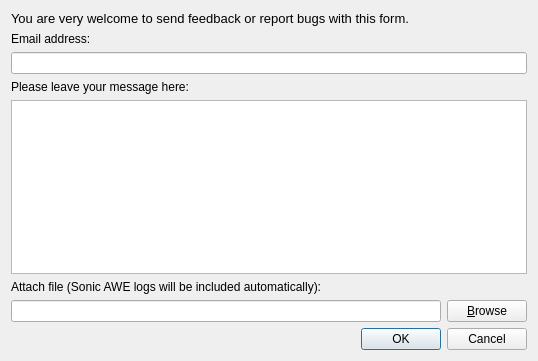
The window that src/tools/sendfeedback.ui (gustafsson/freq) describes before a commit, drawn with Qt 5.
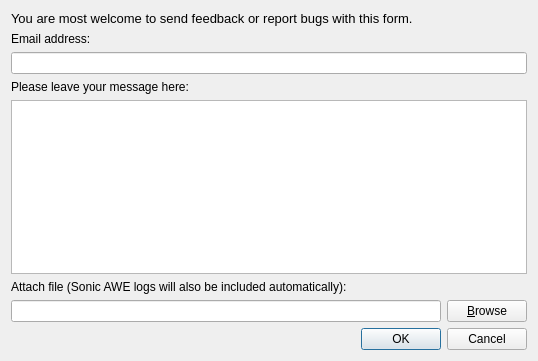
The same window after the commit.

Commit message: The ApplicationErrorLogController class should collect information about crashes to send anonymous feedback.

```diff
--- a/src/tools/sendfeedback.ui
+++ b/src/tools/sendfeedback.ui
@@ -57,7 +57,7 @@
 &lt;table border=&quot;0&quot; style=&quot;-qt-table-type: root; margin-top:4px; margin-bottom:4px; margin-left:4px; margin-right:4px;&quot;&gt;
 &lt;tr&gt;
 &lt;td style=&quot;border: none;&quot;&gt;
-&lt;p style=&quot; margin-top:0px; margin-bottom:0px; margin-left:0px; margin-right:0px; -qt-block-indent:0; text-indent:0px;&quot;&gt;&lt;span style=&quot; font-family:'Sans'; font-size:10pt;&quot;&gt;You are very welcome to send feedback or report bugs with this form.&lt;/span&gt;&lt;/p&gt;&lt;/td&gt;&lt;/tr&gt;&lt;/table&gt;&lt;/body&gt;&lt;/html&gt;</string>
+&lt;p style=&quot; margin-top:0px; margin-bottom:0px; margin-left:0px; margin-right:0px; -qt-block-indent:0; text-indent:0px;&quot;&gt;&lt;span style=&quot; font-family:'Sans'; font-size:10pt;&quot;&gt;You are most welcome to send feedback or report bugs with this form.&lt;/span&gt;&lt;/p&gt;&lt;/td&gt;&lt;/tr&gt;&lt;/table&gt;&lt;/body&gt;&lt;/html&gt;</string>
      </property>
      <property name="wordWrap">
       <bool>true</bool>
@@ -84,7 +84,7 @@
    <item row="6" column="1">
     <widget class="QLabel" name="label_4">
      <property name="text">
-      <string>Attach file (Sonic AWE logs will be included automatically):</string>
+      <string>Attach file (Sonic AWE logs will also be included automatically):</string>
      </property>
      <property name="wordWrap">
       <bool>true</bool>
```
The commit also changes 8 other files.
